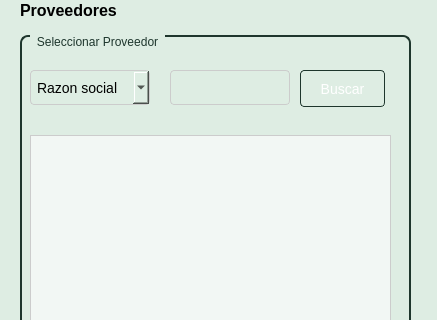
Old version of the form Sistema de ventas/ui/FrmBuscarProveedor.ui in the repository CodeDrTech/DevelopPython; both pictures show x 0 to 437 and y 0 to 320 of the 437 by 556 pixel window.
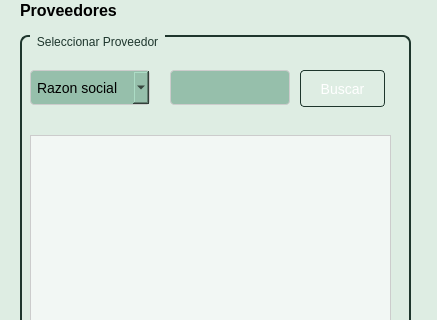
New version of the form.

The edit to the form file:
```diff
--- a/Sistema de ventas/ui/FrmBuscarProveedor.ui
+++ b/Sistema de ventas/ui/FrmBuscarProveedor.ui
@@ -93,8 +93,9 @@
       </rect>
      </property>
      <property name="styleSheet">
-      <string notr="true">QComboBox {
-    background-color: #deede3;
+      <string notr="true">/* Estilos para QComboBox */
+QComboBox {
+    background-color: #96bfab;
     border: 1px solid #cccccc;
     padding: 6px;
     border-radius: 4px;
@@ -176,7 +177,7 @@
      </property>
      <property name="styleSheet">
       <string notr="true">QLineEdit {
-    background-color: #deede3;
+    background-color: #96bfab;
     border: 1px solid #cccccc;
     padding: 6px;
     border-radius: 4px;
```
Left out of the diff: 4 changed lines with no effect on the pictures.
